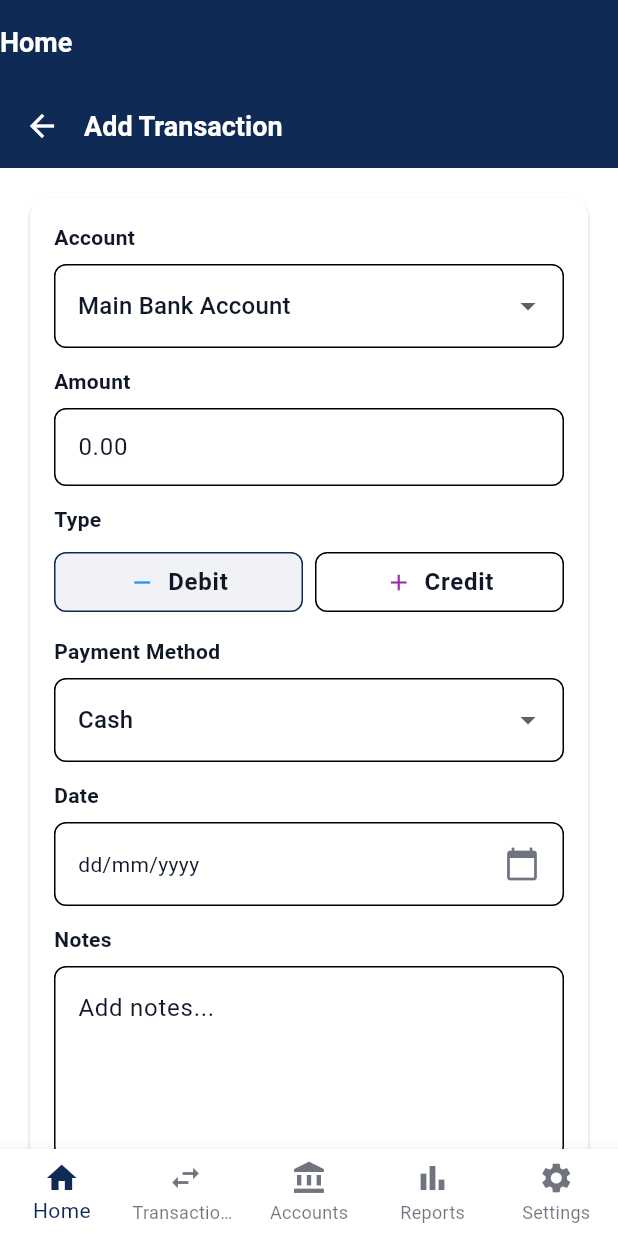
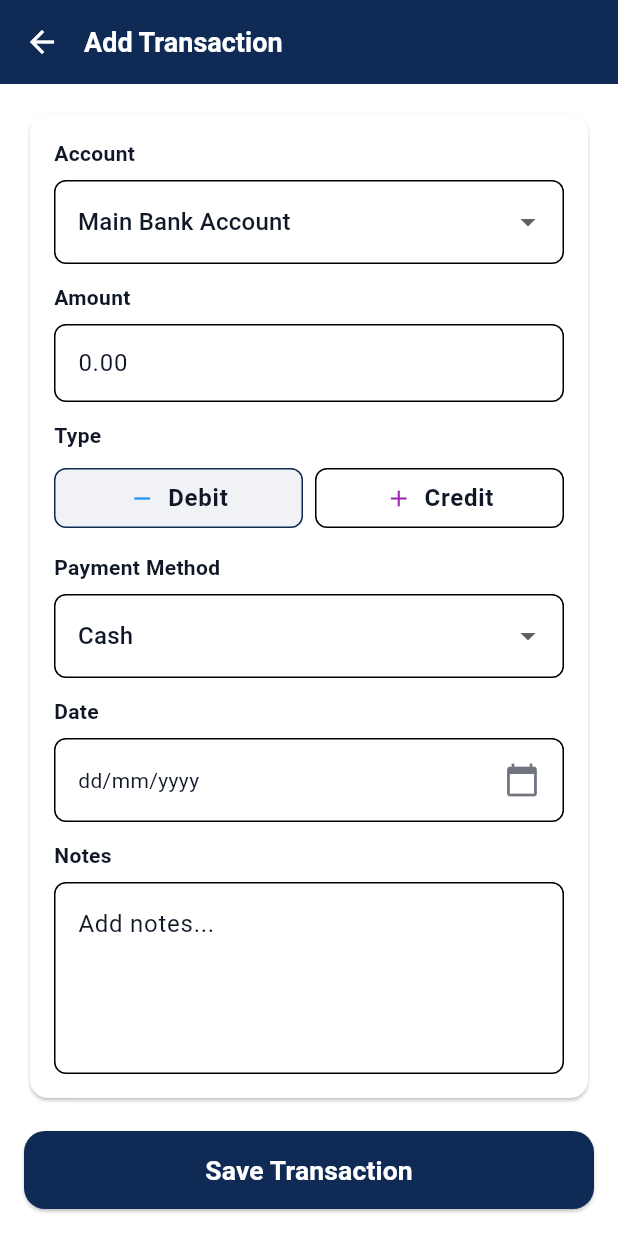
Before and after one commit to aminahnabeel/YahyaandCo-frontend-, a Flutter app: the DashboardMainScreen screen opened directly with empty values, after a tap on "Add Transaction", on a phone screen of 412 x 824 dp. Run offline on Flutter 3.47's test engine with Material 3 defaults, Android fonts, the light colour scheme and no system bars.

Commit message:
Present AddTransactionPage using root navigator to avoid overlapping Dashboard app bar

```diff
--- a/lib/pages/home_dashboard.dart
+++ b/lib/pages/home_dashboard.dart
@@ -13,8 +13,8 @@ class HomeDashboard extends StatelessWidget {
       height: 46,
       child: OutlinedButton.icon(
         onPressed: () async {
-          if (label == 'Add Transaction') {
-            await Navigator.of(context).push(
+            if (label == 'Add Transaction') {
+            await Navigator.of(context, rootNavigator: true).push(
               MaterialPageRoute(builder: (_) => const AddTransactionPage()),
             );
             // Optionally handle returned data
```
